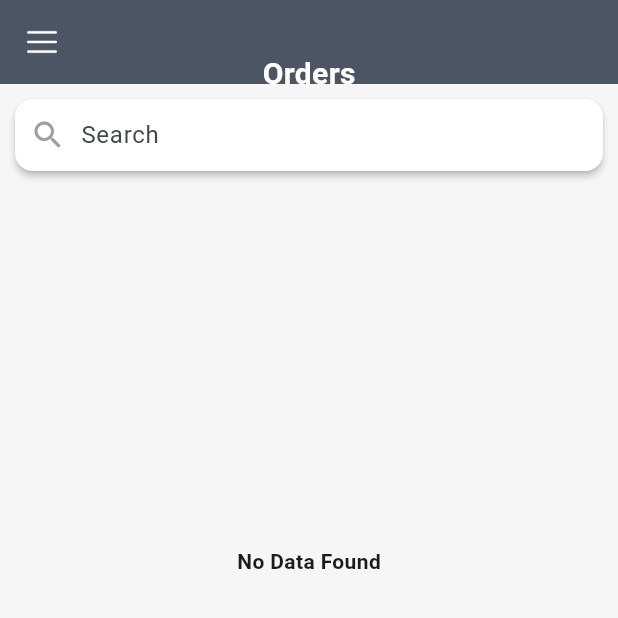
After one commit to JEWELLERYIT/JewelleryERPNew, a Flutter app: the OrderUserListScreen screen opened directly, on a phone screen of 412 x 824 dp, the top half of it. The commit adds this screen. Run offline on Flutter 3.47's test engine with Material 3 defaults, Android fonts, the phone set to English and light mode, and no system bars; our stand-ins replace flutter_native_html_to_pdf, fluttertoast, image_picker, pie_chart, share_plus and 2 more; missing offline and left inert: dart:ffi, flutter_file_dialog, flutter_pdfview, responsive_grid_list, syncfusion_flutter_pdfviewer and 1 more; accounts and stored records are empty.

Commit message:
Order User List

```diff
--- a/lib/Components/SideNavigation.dart
+++ b/lib/Components/SideNavigation.dart
@@ -17,6 +17,7 @@ import 'package:url_launcher/url_launcher.dart';
 
 import '../Pages/OrderHistoryScreen.dart';
 import '../Pages/OrderScreen.dart';
+import '../Pages/OrderUserListScreen.dart';
 import '../Pages/SalesResiterScreen.dart';
 import '../Pages/StoneOutStandingScreen.dart';
 
@@ -251,7 +252,7 @@ class _SideNavigation extends State<SideNavigation> {
                         context,
                         MaterialPageRoute(
                           builder: (context) => const MaxWidthContainer(
-                            child: Orderhistoryscreen(),
+                            child: OrderUserListScreen(),
                           ),
                         ), // This removes all previous routes
                       ),
--- a/lib/Pages/HomeDashBoard.dart
+++ b/lib/Pages/HomeDashBoard.dart
@@ -59,7 +59,6 @@ class _HomeScreenState extends State<HomeDashBoard> {
       'sortby': sortby,
       'allstatus': "1",
       'isuser': userDataMap["isAdmin"],
-      widget.keyName: widget.data
     };
 
     String response = await constans.callApi(formData, StaticUrl.loginUrl);
@@ -68,11 +67,23 @@ class _HomeScreenState extends State<HomeDashBoard> {
     Map<String, dynamic> responseData = json.decode(response);
 
     setState(() {
+      if (widget.data != "") {
+        setState(() {
+          productList = responseData['data'].where((client) {
+            final searchText = widget.data.toLowerCase();
+            final sku = client['sku']?.toString().toLowerCase() ?? '';
+            final jobno = client['jobno']?.toString().toLowerCase() ?? '';
+
+            return sku.contains(searchText) || jobno.contains(searchText);
+          }).toList();
+        });
+      } else {
         productList = responseData['data'];
+      }
+
       // print("productList - productList ${productList.length}");
     });
   }
-
 
   int calculateDaysDifference(String deliveryDateStr) {
     // Parse the delivery date string into a DateTime object
@@ -360,12 +371,14 @@ class _HomeScreenState extends State<HomeDashBoard> {
                           ),
                         ],
                       ),
-                      if(isAdmin == "1") Container(
+                      if (isAdmin == "1")
+                        Container(
                           width: double.infinity,
                           height: 1,
                           color: const Color(0xFF4C5564),
                         ),
-                     if(isAdmin == "1") Row(
+                      if (isAdmin == "1")
+                        Row(
                           children: [
                             const Expanded(
                               child: Text(
@@ -384,7 +397,8 @@ class _HomeScreenState extends State<HomeDashBoard> {
                               color: const Color(0xFF4C5564),
                             ),
                             Expanded(
-                            child: Text( //isAdmin
+                              child: Text(
+                                //isAdmin
                                 productList[index]['username'],
                                 textAlign: TextAlign.center,
                                 style: const TextStyle(
@@ -420,7 +434,8 @@ class _HomeScreenState extends State<HomeDashBoard> {
                             color: const Color(0xFF4C5564),
                           ),
                           Expanded(
-                            child: Text( //isAdmin
+                            child: Text(
+                              //isAdmin
                               "Gross WT\n${productList[index]['grosswt']} G",
                               textAlign: TextAlign.center,
                               style: const TextStyle(
@@ -432,7 +447,6 @@ class _HomeScreenState extends State<HomeDashBoard> {
                           ),
                         ],
                       )
-
                     ],
                   ),
                 ),
--- a/lib/Pages/OrderHistoryScreen.dart
+++ b/lib/Pages/OrderHistoryScreen.dart
@@ -11,7 +11,8 @@ import 'MaxWidthContainer.dart';
 import 'OrderScreen.dart';
 
 class Orderhistoryscreen extends StatefulWidget {
-  const Orderhistoryscreen({super.key});
+  final String clouduserid;
+  const Orderhistoryscreen({super.key,required this.clouduserid});
 
   @override
   _OrderhistoryscreenState createState() => _OrderhistoryscreenState();
--- /dev/null
+++ b/lib/Pages/OrderUserListScreen.dart
@@ -0,0 +1,284 @@
+import 'package:flutter/cupertino.dart';
+import 'dart:convert';
+import 'package:flutter/material.dart';
+import 'package:intl/intl.dart';
+import 'package:jewelleryerp/Pages/StoneOutStandingDetails.dart';
+import '../Components/SideNavigation.dart';
+import 'package:flutter/services.dart';
+import '../Constants/Functions.dart';
+import '../Constants/StaticConstant.dart';
+import 'MaxWidthContainer.dart';
+import 'OrderHistoryScreen.dart';
+import 'OrderScreen.dart';
+
+class OrderUserListScreen extends StatefulWidget {
+  const OrderUserListScreen({super.key});
+
+  @override
+  _OrderUserListScreenState createState() => _OrderUserListScreenState();
+}
+
+class _OrderUserListScreenState extends State<OrderUserListScreen> {
+  int selectedSort = 0;
+  int selectedSortType = 0;
+
+  final TextEditingController _searchController = TextEditingController();
+
+  bool loader = false;
+  Constans constans = Constans();
+
+  @override
+  void initState() {
+    super.initState();
+    getUserData();
+
+    // Add listener to the search controller
+    _searchController.addListener(() {
+      onSubmitSearch(_searchController.text);
+    });
+  }
+
+  List<Map<String, dynamic>> mainList = [];
+  List<Map<String, dynamic>> data = [];
+
+  Future<void> getUserData() async {
+    String? userData = await Constans().getData(StaticConstant.userData);
+
+    fetchLists(jsonDecode(userData!));
+  }
+
+  Future<void> fetchLists(Map<String, dynamic> userData) async {
+    getMetalList(userData);
+  }
+
+  Future<void> getMetalList(Map<String, dynamic> userData) async {
+    // companyid:1001
+    // select:1
+    // id:1
+    // clouduserid:1001
+    var formData = {
+      'companyid': userData['companyid'],
+      'group': "1",
+      'clouduserid': userData['username'],
+    };
+
+    String response = await constans.callApi(
+        formData, "https://www.digicat.in/webroot/RiteshApi/erp_order.php");
+
+    Map<String, dynamic> responseData = json.decode(response);
+
+    print("Client OutStanding: $formData $responseData");
+
+    setState(() {
+      mainList = List<Map<String, dynamic>>.from(responseData['data']);
+      data = List<Map<String, dynamic>>.from(responseData['data']);
+    });
+  }
+
+  Future<void> deleteOrder(String id, Map<String, dynamic> client) async {
+    var formData = {
+      'id': id,
+      'delete': "1",
+    };
+    print("Client Delete: REquest  $formData");
+
+    String response = await constans.callApi(
+        formData, "https://www.digicat.in/webroot/RiteshApi/erp_order.php");
+
+    // Map<String, dynamic> responseData = json.decode(response);
+
+    ScaffoldMessenger.of(context).showSnackBar(
+      const SnackBar(content: Text("Order Form Delete Successfully")),
+    );
+    //
+    setState(() {
+      mainList.removeWhere((element) => element['id'] == id);
+      data.removeWhere((element) => element['id'] == id);
+    });
+  }
+
+  final GlobalKey<ScaffoldState> _scaffoldKey = GlobalKey<ScaffoldState>();
+
+  void onSubmitSearch(String value) {
+    setState(() {
+      data = mainList.where((client) {
+        // Check if clientname contains the pattern (case-insensitive)
+        return client['clouduserid']
+            .toString()
+            .toLowerCase()
+            .contains(value.toLowerCase());
+      }).toList();
+    });
+  }
+
+  String formatDate(String? rawDate) {
+    if (rawDate == null || rawDate.isEmpty) return '';
+    try {
+      final parsedDate = DateTime.parse(rawDate);
+      return DateFormat('dd MMM yyyy').format(parsedDate);
+    } catch (e) {
+      return '';
+    }
+  }
+
+  @override
+  Widget build(BuildContext context) {
+    return Scaffold(
+      key: _scaffoldKey,
+      drawer: Drawer(
+        child: SideNavigation(
+          type: 0,
+          setState: () {},
+        ),
+      ),
+      backgroundColor: const Color(0xFFF6F6F6),
+      appBar: AppBar(
+        // backgroundColor: Colors.white,
+        // Replace with your color
+        leading: IconButton(
+          icon: Image.asset(
+            color: Colors.white,
+            'assets/menu.png', // Replace with your image path
+            height: 20, // Adjust the height as needed
+          ),
+          onPressed: () => _scaffoldKey.currentState?.openDrawer(),
+        ),
+        title: null,
+        // Set to null to center the image
+        backgroundColor: const Color(0xFF4C5564),
+        flexibleSpace: Container(
+          margin: const EdgeInsets.only(top: 35),
+          child: const Center(
+            child: Text(
+              "Orders",
+              style: TextStyle(
+                  fontSize: 20,
+                  color: Colors.white,
+                  fontWeight: FontWeight.bold),
+            ),
+          ),
+        ),
+      ),
+      body: loader
+          ? const Center(child: CircularProgressIndicator())
+          : Column(
+              children: [
+                Card(
+                  margin: const EdgeInsets.all(10),
+                  elevation: 2,
+                  color: Colors.white,
+                  // Set your desired background color here
+                  child: Padding(
+                    padding: const EdgeInsets.symmetric(horizontal: 10),
+                    child: Row(
+                      children: [
+                        const Icon(Icons.search, color: Colors.grey),
+                        const SizedBox(
+                          width: 10,
+                        ),
+                        Expanded(
+                          child: TextField(
+                            controller: _searchController,
+                            decoration: const InputDecoration(
+                              hintText: "Search",
+                              border: InputBorder.none,
+                            ),
+                          ),
+                        ),
+                      ],
+                    ),
+                  ),
+                ),
+                Expanded(
+                  child: SingleChildScrollView(
+                    child: Column(
+                      children: [
+                        // Data Rows
+                        if (data.isNotEmpty)
+                          Column(
+                            children: data.map((client) {
+                              return GestureDetector(
+                                onTap: () => {
+                                  Navigator.push(
+                                    context,
+                                    MaterialPageRoute(
+                                      builder: (context) =>
+                                          MaxWidthContainer(
+                                        child: Orderhistoryscreen(clouduserid :client['clouduserid'],),
+                                      ),
+                                    ),
+                                  ).then((_) {
+                                    getUserData();
+                                  }),
+                                },
+                                child: Card(
+                                  margin: const EdgeInsets.symmetric(
+                                      horizontal: 12, vertical: 8),
+                                  shape: RoundedRectangleBorder(
+                                    borderRadius: BorderRadius.circular(12),
+                                  ),
+                                  elevation: 4,
+                                  child: Padding(
+                                    padding: const EdgeInsets.all(16),
+                                    child: Row(
+                                      children: [
+                                        const Icon(Icons.person,
+                                            size: 48, color: Colors.deepPurple),
+                                        const SizedBox(width: 16),
+                                        Expanded(
+                                          child: Column(
+                                            crossAxisAlignment:
+                                                CrossAxisAlignment.start,
+                                            children: [
+                                              Text(
+                                                "User ID: ${client['clouduserid']}",
+                                                style: const TextStyle(
+                                                  fontWeight: FontWeight.bold,
+                                                  fontSize: 16,
+                                                  color: Colors.black87,
+                                                ),
+                                              ),
+                                              const SizedBox(height: 4),
+                                              Text(
+                                                "Total Orders: ${client['counts']}",
+                                                style: const TextStyle(
+                                                    fontSize: 14,
+                                                    color: Colors.black54),
+                                              ),
+                                              const SizedBox(height: 4),
+                                              Text(
+                                                "Last Order: ${client['lastorderdate']}",
+                                                style: const TextStyle(
+                                                    fontSize: 14,
+                                                    color: Colors.black54),
+                                              ),
+                                            ],
+                                          ),
+                                        ),
+                                        const Icon(
+                                            Icons.arrow_forward_ios,
+                                            size: 20),
+                                      ],
+                                    ),
+                                  ),
+                                ),
+                              );
+                            }).toList(),
+                          )
+                        else
+                          const SizedBox(
+                              height: 500,
+                              child: Center(
+                                  child: Text(
+                                "No Data Found",
+                                style: TextStyle(fontWeight: FontWeight.bold),
+                              ))),
+                      ],
+                    ),
+                  ),
+                ),
+              ],
+            ),
+    );
+  }
+}
```
Also changed, not shown: lib/Pages/OrderScreen.dart (+21 -21 lines). Lines whose indentation alone changed are shown as unchanged.
